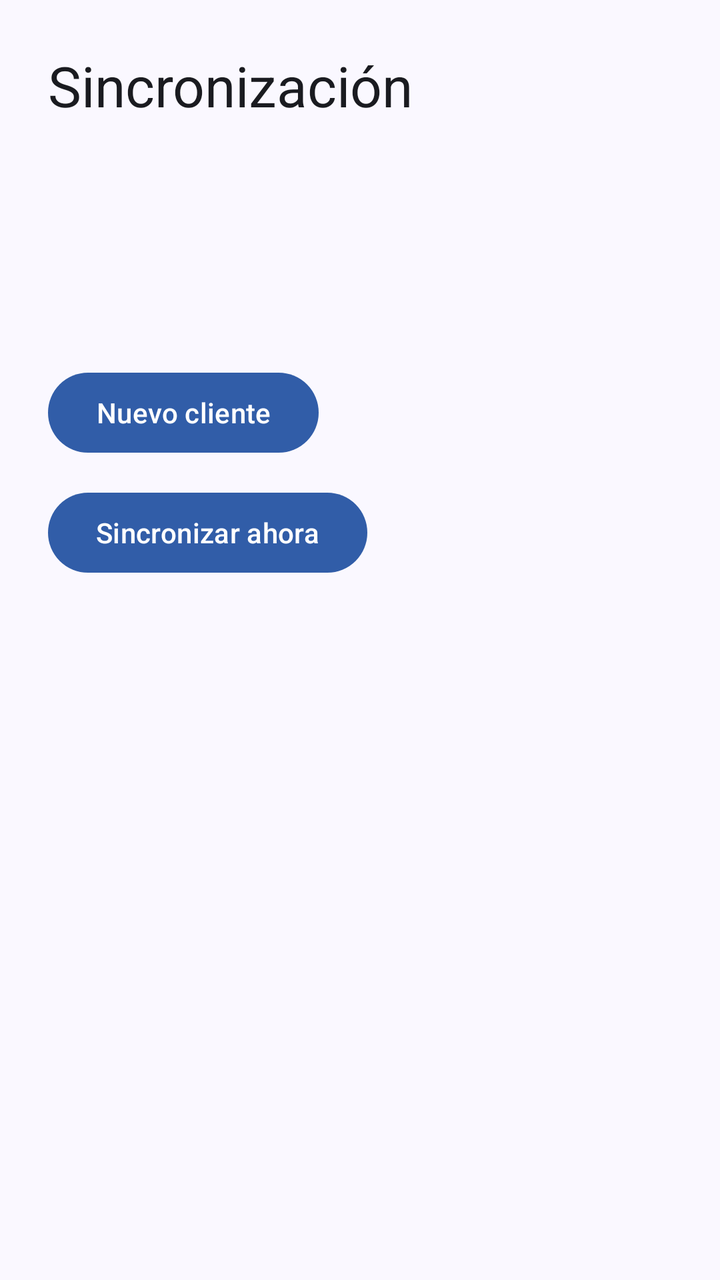
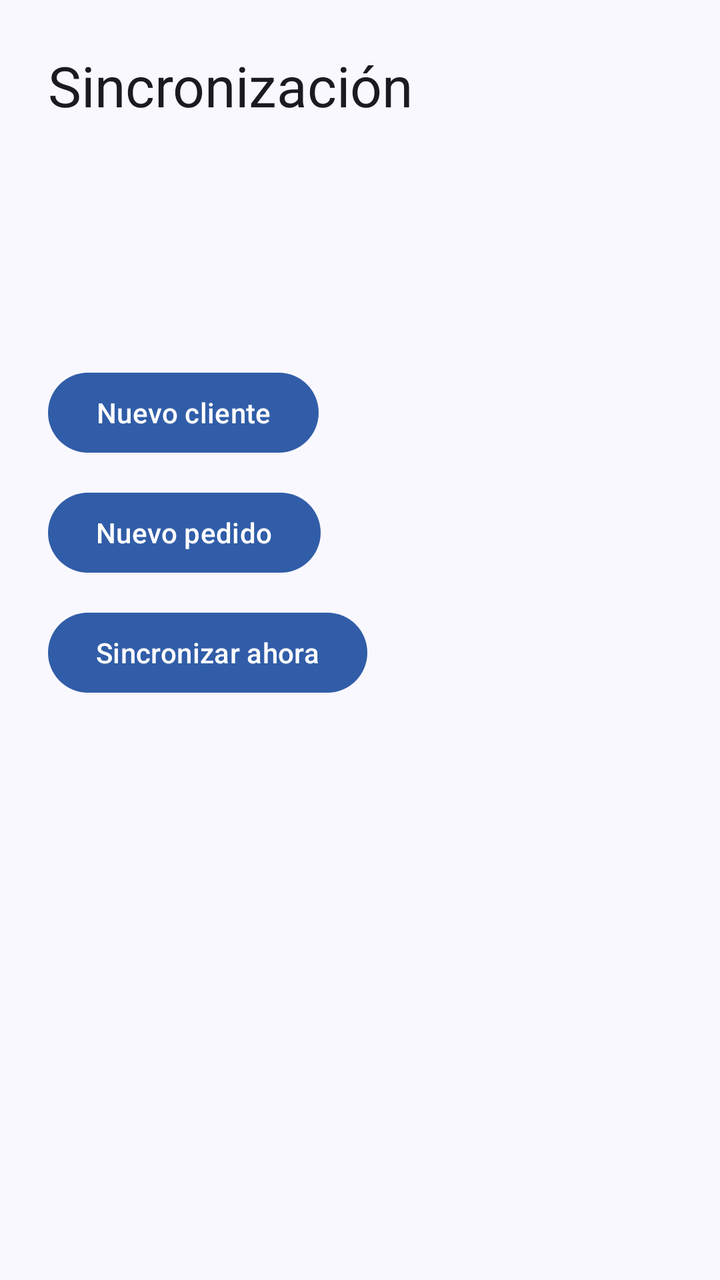

Before-and-after screenshots of an Android layout around one commit, followed by the original layout XML and the change that was made.
<!-- AndroidManifest.xml: application theme Theme.CatalogDigital -->
<!-- res/layout/activity_main.xml -->
<?xml version="1.0" encoding="utf-8"?>
<LinearLayout xmlns:android="http://schemas.android.com/apk/res/android"
    android:layout_width="match_parent"
    android:layout_height="match_parent"
    android:orientation="vertical"
    android:padding="24dp">

    <TextView
        android:layout_width="wrap_content"
        android:layout_height="wrap_content"
        android:text="@string/sync_title"
        android:textAppearance="?attr/textAppearanceHeadlineMedium" />

    <TextView android:id="@+id/pendingCount" android:layout_width="wrap_content" android:layout_height="wrap_content" android:layout_marginTop="24dp" />
    <TextView android:id="@+id/conflictCount" android:layout_width="wrap_content" android:layout_height="wrap_content" android:layout_marginTop="8dp" />
    <TextView android:id="@+id/rejectedCount" android:layout_width="wrap_content" android:layout_height="wrap_content" android:layout_marginTop="8dp" />

    <com.google.android.material.button.MaterialButton
        android:id="@+id/createCustomer"
        android:layout_width="wrap_content"
        android:layout_height="wrap_content"
        android:layout_marginTop="24dp"
        android:text="@string/customer_create_title" />

    <com.google.android.material.button.MaterialButton
        android:id="@+id/syncNow"
        android:layout_width="wrap_content"
        android:layout_height="wrap_content"
        android:layout_marginTop="12dp"
        android:text="@string/sync_now" />
</LinearLayout>
<!-- resources referenced by this layout -->
<resources>
  <string name="customer_create_title">Nuevo cliente</string>
  <string name="sync_now">Sincronizar ahora</string>
  <string name="sync_title">Sincronización</string>
  <style name="Theme.CatalogDigital" parent="Theme.Material3.DayNight.NoActionBar">
          <item name="colorPrimary">@color/catalog_primary</item>
          <item name="colorOnPrimary">@color/catalog_on_primary</item>
          <item name="android:colorBackground">@color/catalog_background</item>
          <item name="android:textColor">@color/catalog_on_background</item>
      </style>
  <color name="catalog_primary">#315DA8</color>
  <color name="catalog_on_primary">#FFFFFF</color>
  <color name="catalog_background">#FAF8FF</color>
  <color name="catalog_on_background">#1A1B20</color>
</resources>

<!-- the commit's change to res/layout/activity_main.xml (unified diff, before → after) -->
@@ -23,6 +23,13 @@
         android:text="@string/customer_create_title" />
 
     <com.google.android.material.button.MaterialButton
+        android:id="@+id/createOrder"
+        android:layout_width="wrap_content"
+        android:layout_height="wrap_content"
+        android:layout_marginTop="12dp"
+        android:text="@string/order_create_title" />
+
+    <com.google.android.material.button.MaterialButton
         android:id="@+id/syncNow"
         android:layout_width="wrap_content"
         android:layout_height="wrap_content"
<!-- resource entries referenced after the edit -->
@@ -1,6 +1,7 @@
 <!-- resources referenced by this layout -->
 <resources>
   <string name="customer_create_title">Nuevo cliente</string>
+  <string name="order_create_title">Nuevo pedido</string>
   <string name="sync_now">Sincronizar ahora</string>
   <string name="sync_title">Sincronización</string>
   <style name="Theme.CatalogDigital" parent="Theme.Material3.DayNight.NoActionBar">
